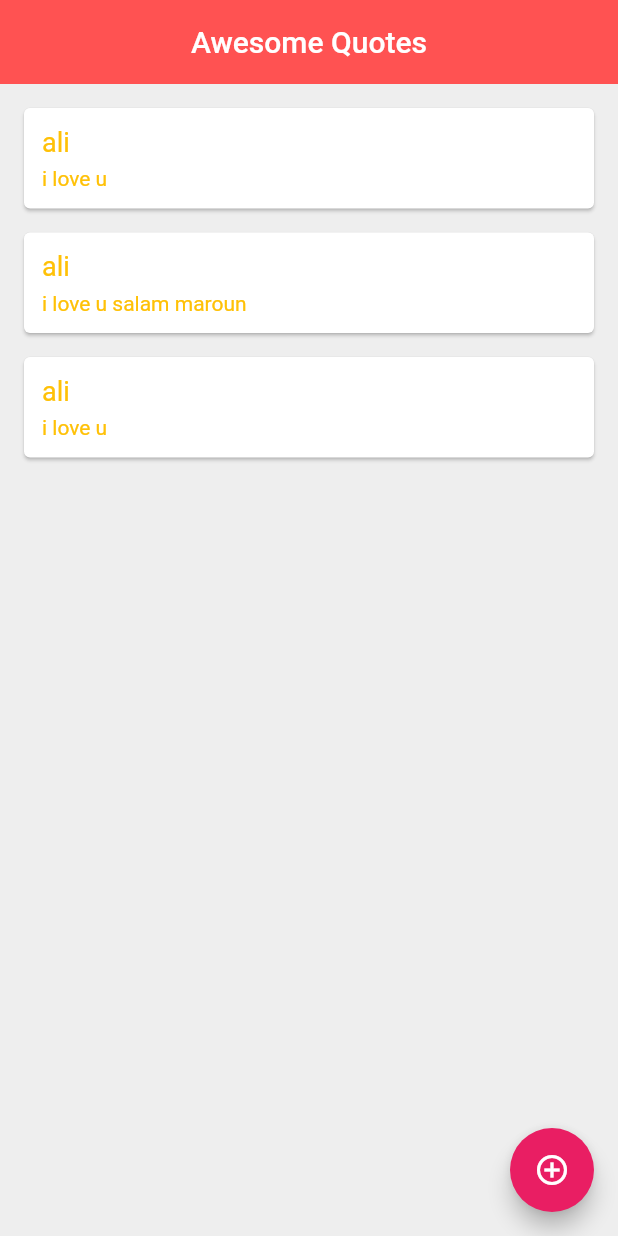
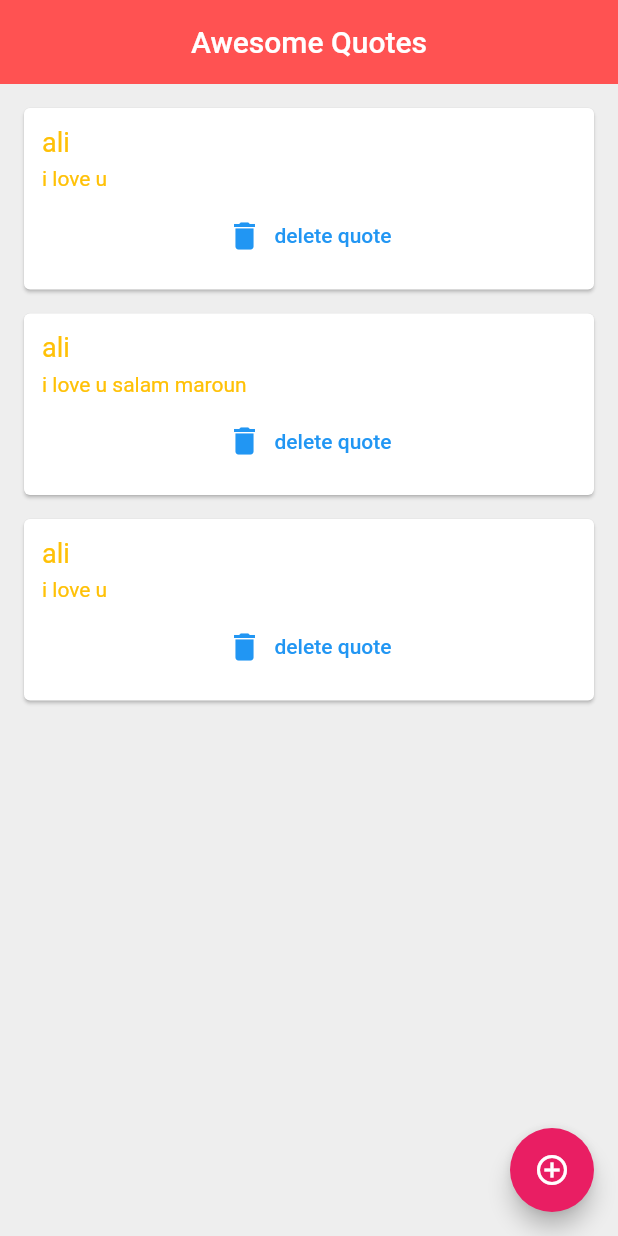
Before and after one commit to alikamelkarnib/Flutter_course_beginner_part2, a Flutter app: the screen it shows after launch, on a phone screen of 412 x 824 dp. Run offline on Flutter 3.47's test engine with Material 2 defaults, Android fonts, the phone set to English and light mode, and no system bars.

Commit message:
Flutter-lesson21 function and paramtre

```diff
--- a/lib/main.dart
+++ b/lib/main.dart
@@ -45,7 +45,17 @@ class _QuoteListState extends State<QuoteList> {
 
          children: quotes.map((quote) {
 
-           return QuoteCard(quote :quote);
+           return QuoteCard(
+               quote :quote,
+
+           delete:(){
+                 setState(() {
+quotes.remove(quote);
+                 });
+           }
+
+
+           );
      }
          ).toList(),
        )
--- a/lib/quote_card.dart
+++ b/lib/quote_card.dart
@@ -3,7 +3,8 @@ import  'quote.dart';
 
 class QuoteCard extends StatelessWidget {
   final  Quote quote;
-  QuoteCard({required this.quote});
+  final Function () delete;
+  QuoteCard({required this.quote,required this.delete});
 
   @override
   Widget build(BuildContext context) {
@@ -49,7 +50,11 @@ class QuoteCard extends StatelessWidget {
 
               ),
 
-            )
+            ),
+            SizedBox(height: 6,),
+            TextButton.icon(onPressed: delete,
+                label: Text('delete quote'),
+            icon:Icon(Icons.delete),)
 
           ],
 
```
